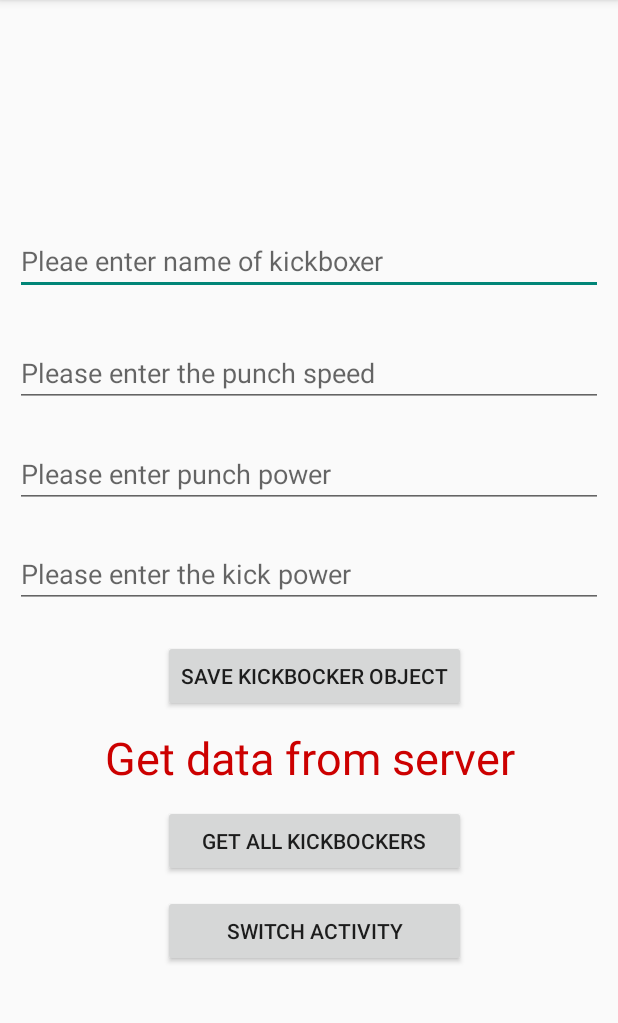
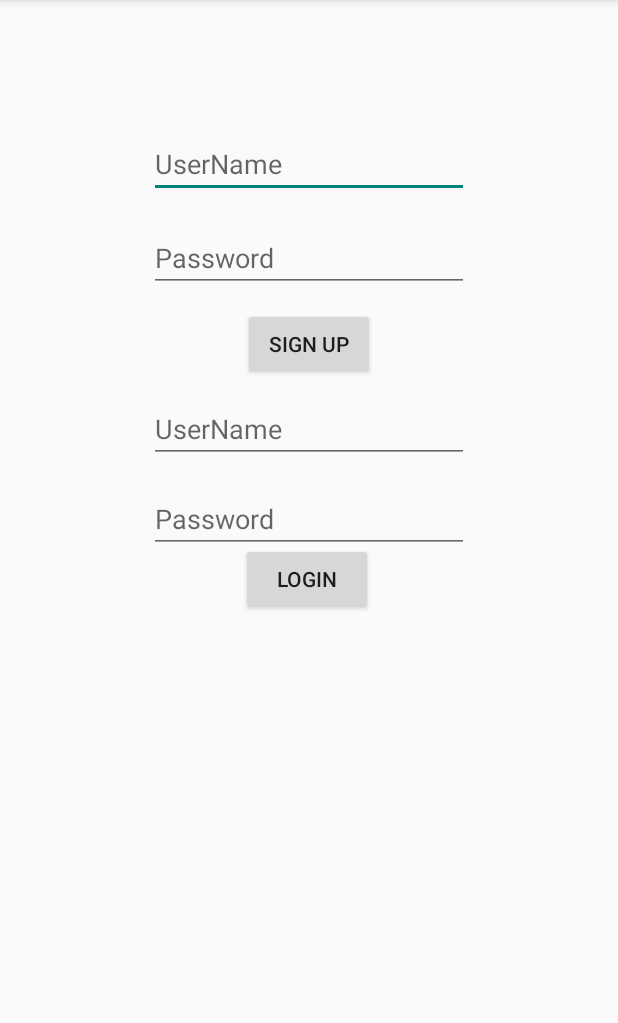
Before and after one commit to jamie33o/instagramClone, an Android app: the screen it shows after launch (SignUp before the commit, SignUpLoginActivity after it), after a tap on "SWITCH ACTIVITY", on a phone screen of 412 x 824 dp, the part 84-1107 px from its top. Run offline under Robolectric (Android 15) with nearby library versions, the phone set to English and light mode, and no system bars; libraries missing offline, so code that uses them is left out: com.parse, com.shashank.sony; 1 statement that could not run was skipped.

Commit message:
sign up and login

```diff
--- a/app/src/main/AndroidManifest.xml
+++ b/app/src/main/AndroidManifest.xml
@@ -3,6 +3,7 @@
     xmlns:tools="http://schemas.android.com/tools">
 
     <application
+        android:name=".App"
         android:allowBackup="true"
         android:dataExtractionRules="@xml/data_extraction_rules"
         android:fullBackupContent="@xml/backup_rules"
@@ -11,10 +12,14 @@
         android:roundIcon="@mipmap/ic_launcher_round"
         android:supportsRtl="true"
         android:theme="@style/Theme.InstagramClone"
-        tools:targetApi="31"
-        android:name=".App"
-
-        >
+        tools:targetApi="31">
+        <activity
+            android:name=".WelcomeActivity"
+            android:exported="false">
+            <meta-data
+                android:name="android.app.lib_name"
+                android:value="" />
+        </activity>
         <activity
             android:name=".SignUp"
             android:exported="true">
@@ -28,6 +33,7 @@
                 android:name="android.app.lib_name"
                 android:value="" />
         </activity>
+        <activity android:name=".SignUpLoginActivity"></activity>
     </application>
 
 </manifest>
--- a/app/src/main/java/com/example/instagramclone/SignUp.java
+++ b/app/src/main/java/com/example/instagramclone/SignUp.java
@@ -2,6 +2,7 @@
 
 import androidx.appcompat.app.AppCompatActivity;
 
+import android.content.Intent;
 import android.os.Bundle;
 import android.view.View;
 import android.widget.Button;
@@ -98,6 +99,8 @@
             @Override
             public void onClick(View v) {
 
+                Intent intent = new Intent(SignUp.this,SignUpLoginActivity.class);
+                startActivity(intent);
             }
         });
 
--- a/app/src/main/java/com/example/instagramclone/SignUpLoginActivity.java
+++ b/app/src/main/java/com/example/instagramclone/SignUpLoginActivity.java
@@ -1,4 +1,83 @@
 package com.example.instagramclone;
 
-public class SignUpLoginActivity {
+import android.os.Bundle;
+import android.os.PersistableBundle;
+import android.view.View;
+import android.widget.Button;
+import android.widget.EditText;
+
+
+import androidx.annotation.Nullable;
+import androidx.appcompat.app.AppCompatActivity;
+
+import com.parse.LogInCallback;
+import com.parse.ParseException;
+import com.parse.ParseUser;
+import com.parse.SignUpCallback;
+import com.shashank.sony.fancytoastlib.FancyToast;
+
+public class SignUpLoginActivity extends AppCompatActivity {
+
+    private EditText edtUserNameSignUp,edtUserNameLogin,edtPasswordSignUp,edtPasswordLogin;
+    private Button btnSignUp, btnLogin;
+
+
+    @Override
+    public void onCreate(@Nullable Bundle savedInstanceState) {
+        super.onCreate(savedInstanceState);
+        setContentView(R.layout.signup_login_activity);
+
+        edtUserNameSignUp = findViewById(R.id.edtUserNameSignUp);
+        edtUserNameLogin = findViewById(R.id.edtUserNameLogin);
+        edtPasswordSignUp = findViewById(R.id.edtPasswordSignUp);
+        edtPasswordLogin = findViewById(R.id.edtPasswordLogin);
+
+        btnSignUp = findViewById(R.id.btnSignUp);
+        btnLogin= findViewById(R.id.btnLogin);
+
+        btnSignUp.setOnClickListener(new View.OnClickListener() {
+            @Override
+            public void onClick(View v) {
+                ParseUser appUser = new ParseUser();
+                appUser.setUsername(edtUserNameSignUp.getText().toString());
+                appUser.setPassword(edtPasswordSignUp.getText().toString());
+appUser.signUpInBackground(new SignUpCallback() {
+    @Override
+    public void done(ParseException e) {
+        if(e == null){
+            FancyToast.makeText(SignUpLoginActivity.this, appUser.get("username") + " is signed up successfully", FancyToast.LENGTH_LONG, FancyToast.SUCCESS, true).show();
+        }else{
+            FancyToast.makeText(SignUpLoginActivity.this, e.getMessage(), FancyToast.LENGTH_LONG, FancyToast.ERROR, true).show();
+
+
+        }
+    }
+});
+            }
+        });
+
+
+        btnLogin.setOnClickListener(new View.OnClickListener() {
+            @Override
+            public void onClick(View v) {
+
+                ParseUser.logInInBackground(edtUserNameLogin.getText().toString(),
+                        edtPasswordLogin.getText().toString(), new LogInCallback() {
+                            @Override
+                            public void done(ParseUser user, ParseException e) {
+                                if (user != null && e == null) {
+                                    FancyToast.makeText(SignUpLoginActivity.this, user.get("username") + " is login in successfully", FancyToast.LENGTH_LONG, FancyToast.SUCCESS, true).show();
+                                } else {
+                                    FancyToast.makeText(SignUpLoginActivity.this, e.getMessage(), FancyToast.LENGTH_LONG, FancyToast.ERROR, true).show();
+
+                                }
+                            }
+                        });
+
+
+
+            }
+        });
+
+  }
 }
--- /dev/null
+++ b/app/src/main/java/com/example/instagramclone/WelcomeActivity.java
@@ -0,0 +1,14 @@
+package com.example.instagramclone;
+
+import androidx.appcompat.app.AppCompatActivity;
+
+import android.os.Bundle;
+
+public class WelcomeActivity extends AppCompatActivity {
+
+    @Override
+    protected void onCreate(Bundle savedInstanceState) {
+        super.onCreate(savedInstanceState);
+        setContentView(R.layout.activity_welcome);
+    }
+}
--- /dev/null
+++ b/app/src/main/res/layout/activity_welcome.xml
@@ -0,0 +1,9 @@
+<?xml version="1.0" encoding="utf-8"?>
+<androidx.constraintlayout.widget.ConstraintLayout xmlns:android="http://schemas.android.com/apk/res/android"
+    xmlns:app="http://schemas.android.com/apk/res-auto"
+    xmlns:tools="http://schemas.android.com/tools"
+    android:layout_width="match_parent"
+    android:layout_height="match_parent"
+    tools:context=".WelcomeActivity">
+
+</androidx.constraintlayout.widget.ConstraintLayout>
--- /dev/null
+++ b/app/src/main/res/layout/signup_login_activity.xml
@@ -0,0 +1,90 @@
+<?xml version="1.0" encoding="utf-8"?>
+<androidx.constraintlayout.widget.ConstraintLayout xmlns:android="http://schemas.android.com/apk/res/android"
+    xmlns:app="http://schemas.android.com/apk/res-auto"
+    xmlns:tools="http://schemas.android.com/tools"
+    android:layout_width="match_parent"
+    android:layout_height="match_parent">
+
+    <EditText
+        android:id="@+id/edtUserNameSignUp"
+        android:layout_width="wrap_content"
+        android:layout_height="wrap_content"
+        android:layout_marginTop="68dp"
+        android:layout_marginBottom="618dp"
+        android:ems="10"
+        android:hint="UserName"
+        android:inputType="textPersonName"
+        app:layout_constraintBottom_toBottomOf="parent"
+        app:layout_constraintEnd_toEndOf="parent"
+        app:layout_constraintStart_toStartOf="parent"
+        app:layout_constraintTop_toTopOf="parent" />
+
+    <EditText
+        android:id="@+id/edtPasswordSignUp"
+        android:layout_width="wrap_content"
+        android:layout_height="wrap_content"
+        android:layout_marginTop="17dp"
+        android:layout_marginEnd="100dp"
+        android:layout_marginBottom="557dp"
+        android:ems="10"
+        android:hint="Password"
+        android:inputType="textPassword"
+        app:layout_constraintBottom_toBottomOf="parent"
+        app:layout_constraintEnd_toEndOf="@+id/edtUserNameSignUp"
+        app:layout_constraintHorizontal_bias="0.0"
+        app:layout_constraintStart_toStartOf="@+id/edtUserNameSignUp"
+        app:layout_constraintTop_toBottomOf="@+id/edtUserNameSignUp"
+        app:layout_constraintVertical_bias="0.0" />
+
+    <Button
+        android:id="@+id/btnSignUp"
+        android:layout_width="wrap_content"
+        android:layout_height="wrap_content"
+        android:text="Sign up"
+        app:layout_constraintBottom_toTopOf="@+id/edtUserNameLogin"
+        app:layout_constraintEnd_toEndOf="@+id/edtPasswordSignUp"
+        app:layout_constraintStart_toStartOf="@+id/edtPasswordSignUp"
+        app:layout_constraintTop_toBottomOf="@+id/edtPasswordSignUp" />
+
+    <EditText
+        android:id="@+id/edtUserNameLogin"
+        android:layout_width="wrap_content"
+        android:layout_height="wrap_content"
+        android:layout_marginTop="245dp"
+        android:layout_marginBottom="441dp"
+        android:ems="10"
+        android:hint="UserName"
+        android:inputType="textPersonName"
+        app:layout_constraintBottom_toBottomOf="parent"
+        app:layout_constraintEnd_toEndOf="@+id/edtPasswordSignUp"
+        app:layout_constraintStart_toStartOf="@+id/edtPasswordSignUp"
+        app:layout_constraintTop_toTopOf="parent" />
+
+    <EditText
+        android:id="@+id/edtPasswordLogin"
+        android:layout_width="wrap_content"
+        android:layout_height="wrap_content"
+        android:layout_marginTop="305dp"
+        android:layout_marginBottom="381dp"
+        android:ems="10"
+        android:hint="Password"
+        android:inputType="textPassword"
+        app:layout_constraintBottom_toBottomOf="parent"
+        app:layout_constraintEnd_toEndOf="@+id/edtUserNameLogin"
+        app:layout_constraintStart_toStartOf="@+id/edtUserNameLogin"
+        app:layout_constraintTop_toTopOf="parent" />
+
+    <Button
+        android:id="@+id/btnLogin"
+        android:layout_width="wrap_content"
+        android:layout_height="wrap_content"
+        android:layout_marginTop="362dp"
+        android:layout_marginBottom="311dp"
+        android:text="login"
+        app:layout_constraintBottom_toBottomOf="parent"
+        app:layout_constraintEnd_toEndOf="@+id/edtPasswordLogin"
+        app:layout_constraintHorizontal_bias="0.491"
+        app:layout_constraintStart_toStartOf="@+id/edtPasswordLogin"
+        app:layout_constraintTop_toTopOf="parent"
+        app:layout_constraintVertical_bias="0.0" />
+</androidx.constraintlayout.widget.ConstraintLayout>
```
